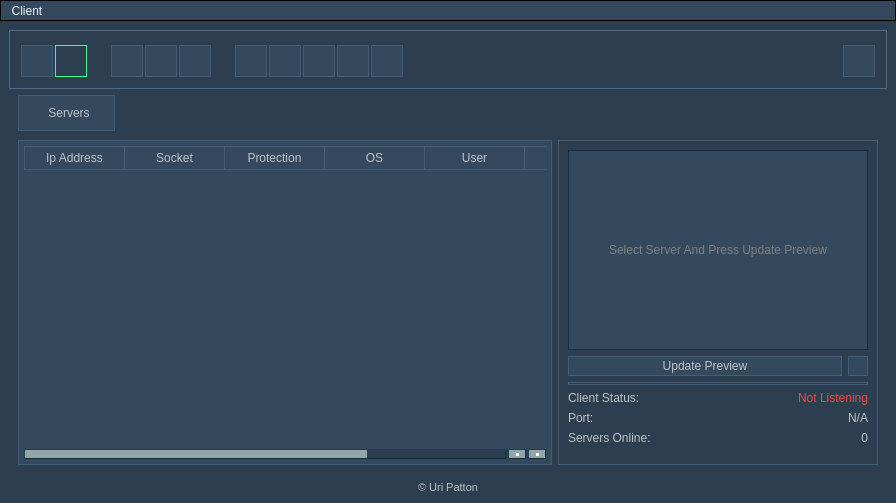
Old version of the form source/gui.ui in the repository 5l1v3r1/Moderat.
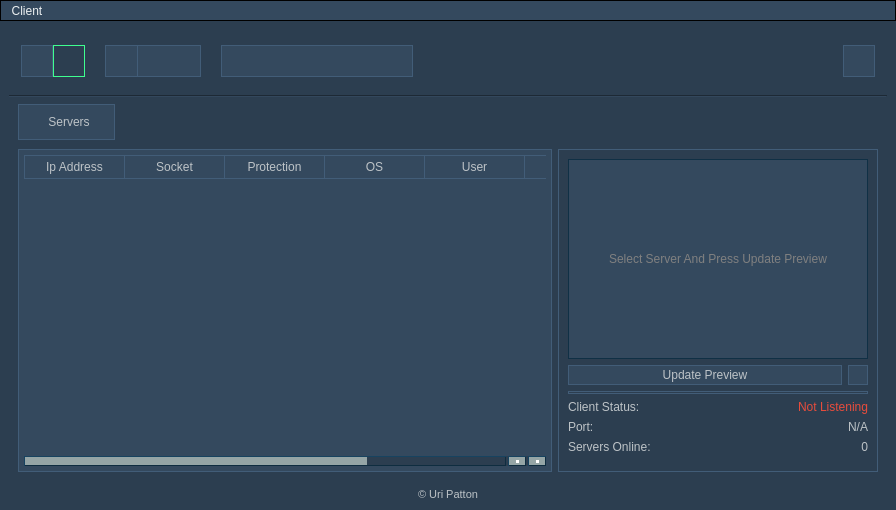
New version of the form. Icons and pictures are not drawn.

```diff
--- a/source/gui.ui
+++ b/source/gui.ui
@@ -7,7 +7,7 @@
     <x>0</x>
     <y>0</y>
     <width>896</width>
-    <height>503</height>
+    <height>509</height>
    </rect>
   </property>
   <property name="windowTitle">
@@ -106,12 +106,35 @@
 }</string>
    </property>
    <layout class="QGridLayout" name="gridLayout_5">
+    <item row="3" column="0">
+     <widget class="QLabel" name="creditLabel">
+      <property name="font">
+       <font>
+        <family>MS Shell Dlg 2</family>
+        <pointsize>8</pointsize>
+        <weight>50</weight>
+        <italic>false</italic>
+        <bold>false</bold>
+       </font>
+      </property>
+      <property name="styleSheet">
+       <string notr="true">font: 8pt &quot;MS Shell Dlg 2&quot;;</string>
+      </property>
+      <property name="text">
+       <string>© Uri Patton</string>
+      </property>
+      <property name="alignment">
+       <set>Qt::AlignCenter</set>
+      </property>
+     </widget>
+    </item>
     <item row="0" column="0">
      <widget class="QGroupBox" name="clientButtonsGroup">
       <property name="styleSheet">
        <string notr="true">border: 1px ridge;
 border-color: #34495e;
-background-color: #2c3e50;</string>
+background-color: #2c3e50;
+border: none;</string>
       </property>
       <property name="title">
        <string/>
@@ -123,7 +146,7 @@
        <item row="0" column="0">
         <layout class="QHBoxLayout" name="horizontalLayout">
          <property name="spacing">
-          <number>2</number>
+          <number>0</number>
          </property>
          <item>
           <widget class="QPushButton" name="startListenButton">
@@ -254,6 +277,7 @@
             border-color: #2c3e50;
 			padding: 2px;
             background-color: #34495e;
+			border-right: none
             }
 
 QPushButton#unlockServerButton:pressed {
@@ -289,6 +313,7 @@
             border-color: #2c3e50;
 			padding: 2px;
             background-color: #34495e;
+			border-right: none
             }
 
 QPushButton#lockServerButton:pressed {
@@ -330,6 +355,7 @@
             border-color: #2c3e50;
 			padding: 2px;
             background-color: #34495e;
+			border-left: none;
             }
 
 QPushButton#quitServerButton:pressed {
@@ -405,6 +431,7 @@
             border-color: #2c3e50;
 			padding: 2px;
             background-color: #34495e;
+			border-right: none;
             }
 
 QPushButton#remoteShellButton:pressed {
@@ -470,6 +497,8 @@
             border-color: #2c3e50;
 			padding: 2px;
             background-color: #34495e;
+			border-left: none;
+			border-right: none;
             }
 
 QPushButton#remoteExplorerButton:pressed {
@@ -511,6 +540,8 @@
             border-color: #2c3e50;
 			padding: 2px;
             background-color: #34495e;
+			border-left: none;
+			border-right: none
             }
 
 QPushButton#remoteAudioButton:pressed {
@@ -552,6 +583,8 @@
             border-color: #2c3e50;
 			padding: 2px;
             background-color: #34495e;
+			border-left: none;
+			border-right: none
             }
 
 QPushButton#remoteDesktopButton:pressed {
@@ -593,6 +626,8 @@
             border-color: #2c3e50;
 			padding: 2px;
             background-color: #34495e;
+			border-left: none;
+			border-right: none
             }
 
 QPushButton#remoteKeyloggerButton:pressed {
@@ -614,6 +649,48 @@
            </property>
           </widget>
          </item>
+         <item>
+          <widget class="QPushButton" name="remoteProcessesButton">
+           <property name="minimumSize">
+            <size>
+             <width>32</width>
+             <height>32</height>
+            </size>
+           </property>
+           <property name="maximumSize">
+            <size>
+             <width>32</width>
+             <height>32</height>
+            </size>
+           </property>
+           <property name="styleSheet">
+            <string notr="true">QPushButton#remoteProcessesButton {
+			border: 1px ridge;
+            border-color: #2c3e50;
+			padding: 2px;
+            background-color: #34495e;
+			border-left: none;
+            }
+
+QPushButton#remoteProcessesButton:pressed {
+            background-color: #2c3e50;
+            }</string>
+           </property>
+           <property name="text">
+            <string/>
+           </property>
+           <property name="icon">
+            <iconset resource="res.qrc">
+             <normaloff>:/icons/assets/mprocesses.png</normaloff>:/icons/assets/mprocesses.png</iconset>
+           </property>
+           <property name="iconSize">
+            <size>
+             <width>18</width>
+             <height>18</height>
+            </size>
+           </property>
+          </widget>
+         </item>
          <item>
           <spacer name="horizontalSpacer">
            <property name="orientation">
@@ -674,28 +751,6 @@
      </widget>
     </item>
     <item row="2" column="0">
-     <widget class="QLabel" name="creditLabel">
-      <property name="font">
-       <font>
-        <family>MS Shell Dlg 2</family>
-        <pointsize>8</pointsize>
-        <weight>50</weight>
-        <italic>false</italic>
-        <bold>false</bold>
-       </font>
-      </property>
-      <property name="styleSheet">
-       <string notr="true">font: 8pt &quot;MS Shell Dlg 2&quot;;</string>
-      </property>
-      <property name="text">
-       <string>© Uri Patton</string>
-      </property>
-      <property name="alignment">
-       <set>Qt::AlignCenter</set>
-      </property>
-     </widget>
-    </item>
-    <item row="1" column="0">
      <widget class="QTabWidget" name="MainTabWidget">
       <property name="styleSheet">
        <string notr="true"> QTabBar::tab {
@@ -1085,6 +1140,13 @@
       </widget>
      </widget>
     </item>
+    <item row="1" column="0">
+     <widget class="Line" name="line_4">
+      <property name="orientation">
+       <enum>Qt::Horizontal</enum>
+      </property>
+     </widget>
+    </item>
    </layout>
   </widget>
   <widget class="QMenuBar" name="menubar">
```
